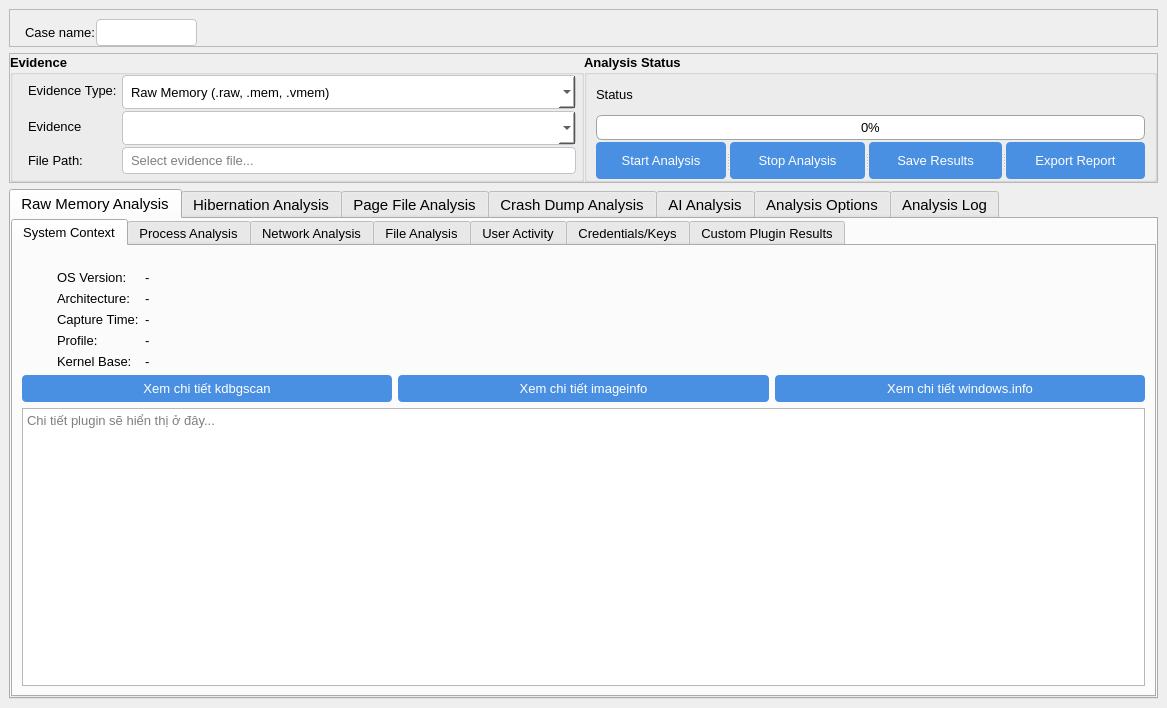
First picture: the form in ui/pages/analysis_ui/memory_analysis.ui, repository Tlinhk/Windows_forensic, before the edit.
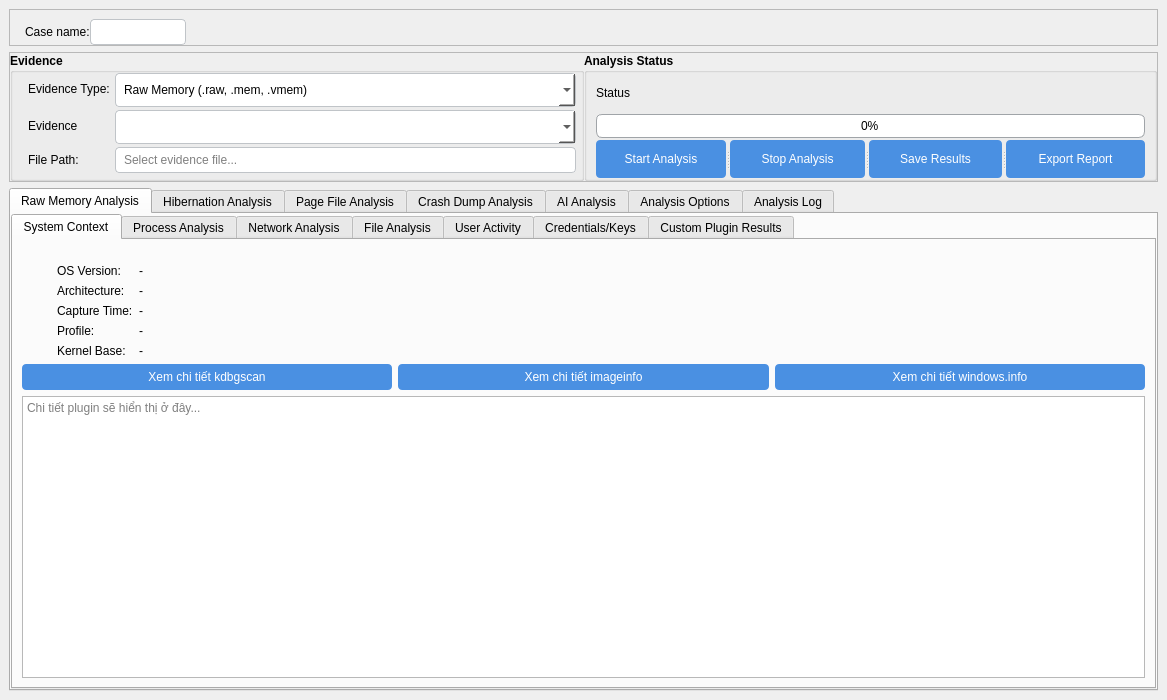
Second picture: the form after the edit. The open tabs and pages were chosen to show the change. Icons and pictures are not drawn.

Patch:
```diff
--- a/ui/pages/analysis_ui/memory_analysis.ui
+++ b/ui/pages/analysis_ui/memory_analysis.ui
@@ -7,7 +7,7 @@
     <x>0</x>
     <y>0</y>
     <width>1167</width>
-    <height>708</height>
+    <height>700</height>
    </rect>
   </property>
   <property name="windowTitle">
@@ -251,7 +251,7 @@
      <widget class="QTabWidget" name="mainTabWidget">
       <property name="font">
        <font>
-        <pointsize>11</pointsize>
+        <pointsize>9</pointsize>
        </font>
       </property>
       <property name="currentIndex">
@@ -287,7 +287,7 @@
          <widget class="QTabWidget" name="rawMemoryTabWidget">
           <property name="font">
            <font>
-            <pointsize>10</pointsize>
+            <pointsize>9</pointsize>
            </font>
           </property>
           <property name="currentIndex">
@@ -310,7 +310,7 @@
                <widget class="QLabel" name="osVersionLabel">
                 <property name="font">
                  <font>
-                  <pointsize>10</pointsize>
+                  <pointsize>9</pointsize>
                  </font>
                 </property>
                 <property name="text">
@@ -322,7 +322,7 @@
                <widget class="QLabel" name="osVersionValue">
                 <property name="font">
                  <font>
-                  <pointsize>10</pointsize>
+                  <pointsize>9</pointsize>
                  </font>
                 </property>
                 <property name="text">
@@ -334,7 +334,7 @@
                <widget class="QLabel" name="architectureLabel">
                 <property name="font">
                  <font>
-                  <pointsize>10</pointsize>
+                  <pointsize>9</pointsize>
                  </font>
                 </property>
                 <property name="text">
@@ -346,7 +346,7 @@
                <widget class="QLabel" name="architectureValue">
                 <property name="font">
                  <font>
-                  <pointsize>10</pointsize>
+                  <pointsize>9</pointsize>
                  </font>
                 </property>
                 <property name="text">
@@ -358,7 +358,7 @@
                <widget class="QLabel" name="timestampLabel">
                 <property name="font">
                  <font>
-                  <pointsize>10</pointsize>
+                  <pointsize>9</pointsize>
                  </font>
                 </property>
                 <property name="text">
@@ -370,7 +370,7 @@
                <widget class="QLabel" name="timestampValue">
                 <property name="font">
                  <font>
-                  <pointsize>10</pointsize>
+                  <pointsize>9</pointsize>
                  </font>
                 </property>
                 <property name="text">
@@ -382,7 +382,7 @@
                <widget class="QLabel" name="profileLabel">
                 <property name="font">
                  <font>
-                  <pointsize>10</pointsize>
+                  <pointsize>9</pointsize>
                  </font>
                 </property>
                 <property name="text">
@@ -394,7 +394,7 @@
                <widget class="QLabel" name="profileValue">
                 <property name="font">
                  <font>
-                  <pointsize>10</pointsize>
+                  <pointsize>9</pointsize>
                  </font>
                 </property>
                 <property name="text">
@@ -406,7 +406,7 @@
                <widget class="QLabel" name="kernelBaseLabel">
                 <property name="font">
                  <font>
-                  <pointsize>10</pointsize>
+                  <pointsize>9</pointsize>
                  </font>
                 </property>
                 <property name="text">
@@ -418,7 +418,7 @@
                <widget class="QLabel" name="kernelBaseValue">
                 <property name="font">
                  <font>
-                  <pointsize>10</pointsize>
+                  <pointsize>9</pointsize>
                  </font>
                 </property>
                 <property name="text">
@@ -434,7 +434,7 @@
                <widget class="QPushButton" name="btnKdbgscanDetail">
                 <property name="font">
                  <font>
-                  <pointsize>10</pointsize>
+                  <pointsize>9</pointsize>
                  </font>
                 </property>
                 <property name="styleSheet">
@@ -462,7 +462,7 @@
                <widget class="QPushButton" name="btnImageinfoDetail">
                 <property name="font">
                  <font>
-                  <pointsize>10</pointsize>
+                  <pointsize>9</pointsize>
                  </font>
                 </property>
                 <property name="styleSheet">
@@ -490,7 +490,7 @@
                <widget class="QPushButton" name="btnWindowsInfoDetail">
                 <property name="font">
                  <font>
-                  <pointsize>10</pointsize>
+                  <pointsize>9</pointsize>
                  </font>
                 </property>
                 <property name="styleSheet">
@@ -2305,7 +2305,7 @@
       </property>
       <property name="font">
        <font>
-        <pointsize>10</pointsize>
+        <pointsize>9</pointsize>
        </font>
       </property>
       <property name="frameShape">
@@ -2331,7 +2331,7 @@
         <widget class="QLabel" name="label">
          <property name="font">
           <font>
-           <pointsize>10</pointsize>
+           <pointsize>9</pointsize>
           </font>
          </property>
          <property name="text">
@@ -2343,7 +2343,7 @@
         <widget class="QLineEdit" name="lineEdit">
          <property name="font">
           <font>
-           <pointsize>10</pointsize>
+           <pointsize>9</pointsize>
           </font>
          </property>
          <property name="styleSheet">
@@ -2402,7 +2402,7 @@
         <spacer name="horizontalSpacer_2">
          <property name="font">
           <font>
-           <pointsize>10</pointsize>
+           <pointsize>9</pointsize>
           </font>
          </property>
          <property name="orientation">
@@ -2429,7 +2429,7 @@
       </property>
       <property name="font">
        <font>
-        <pointsize>10</pointsize>
+        <pointsize>9</pointsize>
        </font>
       </property>
       <property name="frameShape">
@@ -2458,7 +2458,7 @@
         <widget class="QGroupBox" name="evidenceGroupBox">
          <property name="font">
           <font>
-           <pointsize>10</pointsize>
+           <pointsize>9</pointsize>
            <weight>75</weight>
            <bold>true</bold>
           </font>
@@ -2486,7 +2486,7 @@
            <widget class="QLabel" name="evidenceTypeLabel">
             <property name="font">
              <font>
-              <pointsize>10</pointsize>
+              <pointsize>9</pointsize>
              </font>
             </property>
             <property name="text">
@@ -2504,7 +2504,7 @@
             </property>
             <property name="font">
              <font>
-              <pointsize>10</pointsize>
+              <pointsize>9</pointsize>
              </font>
             </property>
             <property name="styleSheet">
@@ -2588,7 +2588,7 @@
            <widget class="QLineEdit" name="filePathEdit">
             <property name="font">
              <font>
-              <pointsize>10</pointsize>
+              <pointsize>9</pointsize>
              </font>
             </property>
             <property name="styleSheet">
@@ -2650,7 +2650,7 @@
            <widget class="QLabel" name="filePathLabel">
             <property name="font">
              <font>
-              <pointsize>10</pointsize>
+              <pointsize>9</pointsize>
              </font>
             </property>
             <property name="text">
@@ -2662,7 +2662,7 @@
            <widget class="QLabel" name="label_2">
             <property name="font">
              <font>
-              <pointsize>10</pointsize>
+              <pointsize>9</pointsize>
              </font>
             </property>
             <property name="text">
@@ -2674,7 +2674,7 @@
            <widget class="QComboBox" name="evidencecombo">
             <property name="font">
              <font>
-              <pointsize>10</pointsize>
+              <pointsize>9</pointsize>
              </font>
             </property>
            </widget>
@@ -2692,7 +2692,7 @@
          </property>
          <property name="font">
           <font>
-           <pointsize>10</pointsize>
+           <pointsize>9</pointsize>
            <weight>75</weight>
            <bold>true</bold>
           </font>
@@ -2714,7 +2714,7 @@
            <widget class="QSplitter" name="splitter">
             <property name="font">
              <font>
-              <pointsize>10</pointsize>
+              <pointsize>9</pointsize>
              </font>
             </property>
             <property name="orientation">
@@ -2729,7 +2729,7 @@
              </property>
              <property name="font">
               <font>
-               <pointsize>10</pointsize>
+               <pointsize>9</pointsize>
               </font>
              </property>
              <property name="styleSheet">
@@ -2764,7 +2764,7 @@
              </property>
              <property name="font">
               <font>
-               <pointsize>10</pointsize>
+               <pointsize>9</pointsize>
                <underline>false</underline>
               </font>
              </property>
@@ -2794,7 +2794,7 @@
             <widget class="QPushButton" name="pushButton_2">
              <property name="font">
               <font>
-               <pointsize>10</pointsize>
+               <pointsize>9</pointsize>
               </font>
              </property>
              <property name="text">
@@ -2804,7 +2804,7 @@
             <widget class="QPushButton" name="pushButton">
              <property name="font">
               <font>
-               <pointsize>10</pointsize>
+               <pointsize>9</pointsize>
               </font>
              </property>
              <property name="text">
@@ -2817,7 +2817,7 @@
            <widget class="QProgressBar" name="progressBar">
             <property name="font">
              <font>
-              <pointsize>10</pointsize>
+              <pointsize>9</pointsize>
              </font>
             </property>
             <property name="styleSheet">
@@ -2841,7 +2841,7 @@
            <widget class="QLabel" name="statusLabel">
             <property name="font">
              <font>
-              <pointsize>10</pointsize>
+              <pointsize>9</pointsize>
              </font>
             </property>
             <property name="text">
```
Left out of the diff: 65 changed lines with no effect on the pictures.
